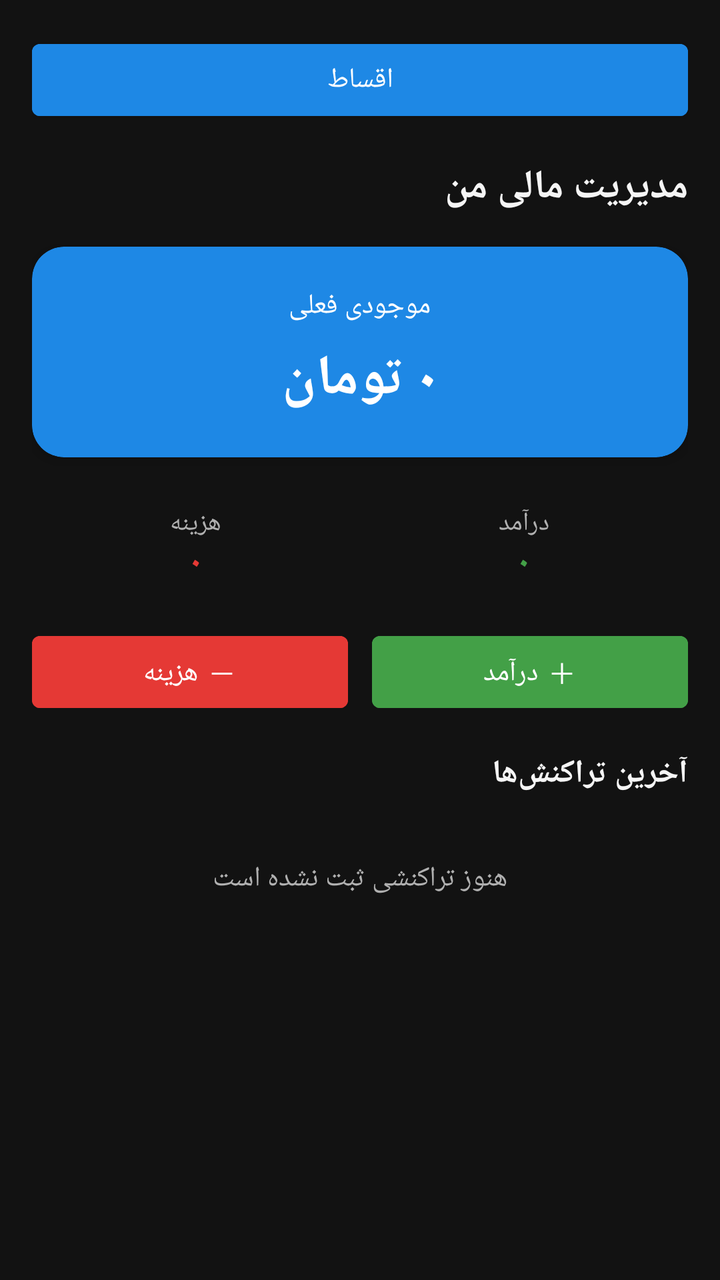
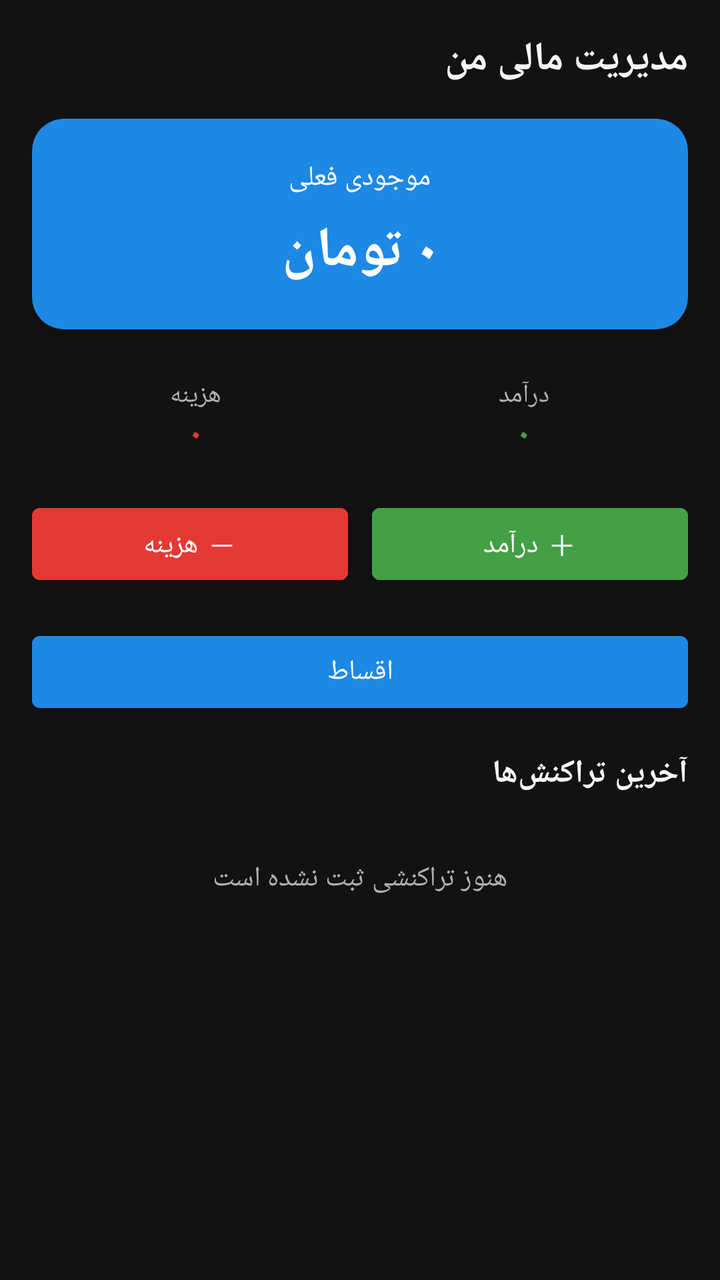

Screens rendered from an Android XML layout before and after an edit, with the pre-edit source and the edit as a unified diff.
<!-- AndroidManifest.xml: application theme Theme.MoneyManager -->
<!-- res/layout/activity_main.xml -->
<?xml version="1.0" encoding="utf-8"?>
<LinearLayout xmlns:android="http://schemas.android.com/apk/res/android"
    android:layout_width="match_parent"
    android:layout_height="match_parent"
    android:layoutDirection="rtl"
    android:orientation="vertical"
    android:background="@color/background"
    android:padding="16dp">

    <Button
        android:id="@+id/btnInstallments"
        android:layout_width="match_parent"
        android:layout_height="wrap_content"
        android:backgroundTint="@color/primary"
        android:textColor="@color/white"
        android:text="@string/installments_title"
        android:layout_marginBottom="16dp" />
    <TextView
        android:layout_width="wrap_content"
        android:layout_height="wrap_content"
        android:text="@string/app_name"
        android:textSize="20sp"
        android:textStyle="bold"
        android:textColor="@color/text_primary"
        android:layout_marginBottom="16dp" />

    <androidx.cardview.widget.CardView
        android:layout_width="match_parent"
        android:layout_height="wrap_content"
        app:cardCornerRadius="16dp"
        app:cardElevation="4dp"
        app:cardBackgroundColor="@color/primary"
        xmlns:app="http://schemas.android.com/apk/res-auto">

        <LinearLayout
            android:layout_width="match_parent"
            android:layout_height="wrap_content"
            android:orientation="vertical"
            android:padding="20dp"
            android:gravity="center">

            <TextView
                android:layout_width="wrap_content"
                android:layout_height="wrap_content"
                android:text="@string/current_balance"
                android:textColor="@color/white"
                android:textSize="14sp" />

            <TextView
                android:id="@+id/tvBalance"
                android:layout_width="wrap_content"
                android:layout_height="wrap_content"
                android:layout_marginTop="8dp"
                android:text="۰ تومان"
                android:textColor="@color/white"
                android:textSize="28sp"
                android:textStyle="bold" />
        </LinearLayout>
    </androidx.cardview.widget.CardView>

    <LinearLayout
        android:layout_width="match_parent"
        android:layout_height="wrap_content"
        android:orientation="horizontal"
        android:layout_marginTop="12dp">

        <LinearLayout
            android:layout_width="0dp"
            android:layout_height="wrap_content"
            android:layout_weight="1"
            android:orientation="vertical"
            android:gravity="center"
            android:padding="12dp">

            <TextView
                android:layout_width="wrap_content"
                android:layout_height="wrap_content"
                android:text="@string/total_income"
                android:textColor="@color/text_secondary"
                android:textSize="13sp" />

            <TextView
                android:id="@+id/tvIncomeTotal"
                android:layout_width="wrap_content"
                android:layout_height="wrap_content"
                android:text="۰"
                android:textColor="@color/income_green"
                android:textSize="16sp"
                android:textStyle="bold" />
        </LinearLayout>

        <LinearLayout
            android:layout_width="0dp"
            android:layout_height="wrap_content"
            android:layout_weight="1"
            android:orientation="vertical"
            android:gravity="center"
            android:padding="12dp">

            <TextView
                android:layout_width="wrap_content"
                android:layout_height="wrap_content"
                android:text="@string/total_expense"
                android:textColor="@color/text_secondary"
                android:textSize="13sp" />

            <TextView
                android:id="@+id/tvExpenseTotal"
                android:layout_width="wrap_content"
                android:layout_height="wrap_content"
                android:text="۰"
                android:textColor="@color/expense_red"
                android:textSize="16sp"
                android:textStyle="bold" />
        </LinearLayout>
    </LinearLayout>

    <LinearLayout
        android:layout_width="match_parent"
        android:layout_height="wrap_content"
        android:orientation="horizontal"
        android:layout_marginTop="8dp"
        android:layout_marginBottom="16dp">

        <Button
            android:id="@+id/btnAddIncome"
            android:layout_width="0dp"
            android:layout_height="wrap_content"
            android:layout_weight="1"
            android:layout_marginEnd="6dp"
            android:backgroundTint="@color/income_green"
            android:textColor="@color/white"
            android:text="@string/add_income" />

        <Button
            android:id="@+id/btnAddExpense"
            android:layout_width="0dp"
            android:layout_height="wrap_content"
            android:layout_weight="1"
            android:layout_marginStart="6dp"
            android:backgroundTint="@color/expense_red"
            android:textColor="@color/white"
            android:text="@string/add_expense" />
    </LinearLayout>

    <TextView
        android:layout_width="wrap_content"
        android:layout_height="wrap_content"
        android:text="@string/recent_transactions"
        android:textColor="@color/text_primary"
        android:textSize="16sp"
        android:textStyle="bold"
        android:layout_marginBottom="8dp" />

    <TextView
        android:id="@+id/tvEmpty"
        android:layout_width="match_parent"
        android:layout_height="wrap_content"
        android:text="@string/no_transactions"
        android:textColor="@color/text_secondary"
        android:gravity="center"
        android:padding="24dp"
        android:visibility="visible" />

    <androidx.recyclerview.widget.RecyclerView
        android:id="@+id/rvTransactions"
        android:layout_width="match_parent"
        android:layout_height="0dp"
        android:layout_weight="1"
        android:visibility="gone" />

</LinearLayout>
<!-- resources referenced by this layout -->
<resources>
  <color name="background">#121212</color>
  <color name="expense_red">#E53935</color>
  <color name="income_green">#43A047</color>
  <color name="primary">#1E88E5</color>
  <color name="text_primary">#F5F5F5</color>
  <color name="text_secondary">#B0B0B0</color>
  <color name="white">#FFFFFF</color>
  <string name="add_expense">－ هزینه</string>
  <string name="add_income">＋ درآمد</string>
  <string name="app_name">مدیریت مالی من</string>
  <string name="current_balance">موجودی فعلی</string>
  <string name="installments_title">اقساط</string>
  <string name="no_transactions">هنوز تراکنشی ثبت نشده است</string>
  <string name="recent_transactions">آخرین تراکنش‌ها</string>
  <string name="total_expense">هزینه</string>
  <string name="total_income">درآمد</string>
  <style name="Theme.MoneyManager" parent="Theme.MaterialComponents.DayNight.NoActionBar">
          <item name="colorPrimary">@color/primary</item>
          <item name="colorPrimaryDark">@color/primary_dark</item>
          <item name="colorAccent">@color/primary</item>
          <item name="android:windowBackground">@color/background</item>
          <item name="android:statusBarColor">@color/primary_dark</item>
      </style>
  <color name="primary_dark">#0D47A1</color>
</resources>

<!-- the commit's change to res/layout/activity_main.xml (unified diff, before → after) -->
@@ -7,14 +7,6 @@
     android:background="@color/background"
     android:padding="16dp">
 
-    <Button
-        android:id="@+id/btnInstallments"
-        android:layout_width="match_parent"
-        android:layout_height="wrap_content"
-        android:backgroundTint="@color/primary"
-        android:textColor="@color/white"
-        android:text="@string/installments_title"
-        android:layout_marginBottom="16dp" />
     <TextView
         android:layout_width="wrap_content"
         android:layout_height="wrap_content"
@@ -143,6 +135,15 @@
             android:text="@string/add_expense" />
     </LinearLayout>
 
+    <Button
+        android:id="@+id/btnInstallments"
+        android:layout_width="match_parent"
+        android:layout_height="wrap_content"
+        android:backgroundTint="@color/primary"
+        android:textColor="@color/white"
+        android:text="@string/installments_title"
+        android:layout_marginBottom="16dp" />
+
     <TextView
         android:layout_width="wrap_content"
         android:layout_height="wrap_content"
